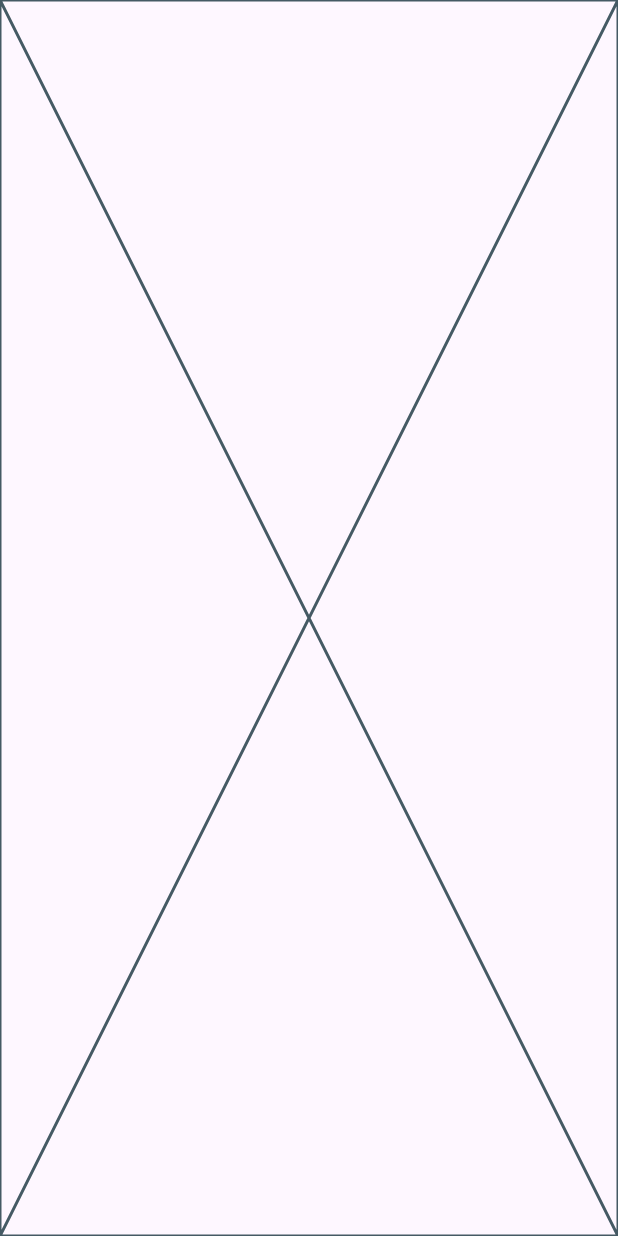
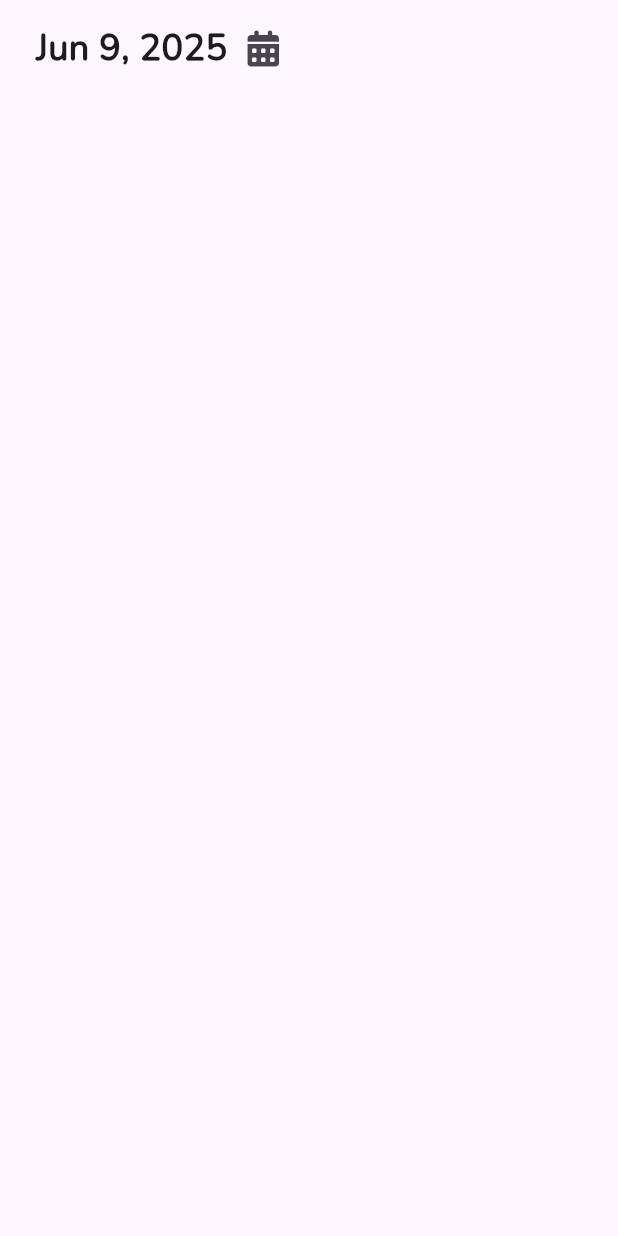
Before and after one commit to Mina176/Pill-Reminder, a Flutter app: the screen it shows after launch, on a phone screen of 412 x 824 dp. Run offline on Flutter 3.47's test engine with Material 3 defaults, Android fonts, the phone set to English and light mode, and no system bars; our stand-ins replace font_awesome_flutter.

Commit message:
create custom date picker

```diff
--- a/lib/main.dart
+++ b/lib/main.dart
@@ -13,6 +13,7 @@ class PillReminder extends StatelessWidget {
   Widget build(BuildContext context) {
     return MaterialApp(
       debugShowCheckedModeBanner: false,
+      theme: ThemeData(fontFamily: 'Nunito'),
       home: HomeView(),
     );
   }
--- /dev/null
+++ b/lib/widgets/custom_date_picker.dart
@@ -0,0 +1,51 @@
+import 'package:flutter/material.dart';
+import 'package:font_awesome_flutter/font_awesome_flutter.dart';
+import 'package:intl/intl.dart';
+
+class CustomDatePicker extends StatefulWidget {
+  const CustomDatePicker({super.key});
+
+  @override
+  State<CustomDatePicker> createState() => _CustomDatePickerState();
+}
+
+class _CustomDatePickerState extends State<CustomDatePicker> {
+  DateTime selectedDate = DateTime.now();
+
+  String formatDate(DateTime date) {
+    return DateFormat('MMM d, yyyy').format(selectedDate);
+  }
+
+  Future pickDate() async {
+    final DateTime? picked = await showDatePicker(
+      context: context,
+      initialDate: selectedDate,
+      firstDate: DateTime(2000),
+      lastDate: DateTime(2100),
+    );
+    if (picked != null && picked != selectedDate) {
+      setState(() {
+        selectedDate = picked;
+      });
+    }
+  }
+
+  @override
+  Widget build(BuildContext context) {
+    return Padding(
+      padding: const EdgeInsets.symmetric(horizontal: 24, vertical: 8),
+      child: Row(
+        children: [
+          Text(
+            formatDate(selectedDate),
+            style: TextStyle(fontSize: 24, fontWeight: FontWeight.w900),
+          ),
+          IconButton(
+            onPressed: pickDate,
+            icon: Icon(FontAwesomeIcons.solidCalendarDays),
+          ),
+        ],
+      ),
+    );
+  }
+}
--- a/lib/widgets/home_view_body.dart
+++ b/lib/widgets/home_view_body.dart
@@ -1,10 +1,16 @@
 import 'package:flutter/material.dart';
+
+import 'package:pill_reminder/widgets/custom_date_picker.dart';
 
 class HomeViewBody extends StatelessWidget {
   const HomeViewBody({super.key});
 
   @override
   Widget build(BuildContext context) {
-    return const Placeholder();
+    return Column(
+      children: [
+        CustomDatePicker(),
+      ],
+    );
   }
 }
```
Also changed, not shown: pubspec.yaml (+8 -14 lines), assets/fonts/Nunito-Regular.ttf (added), pubspec.lock.
